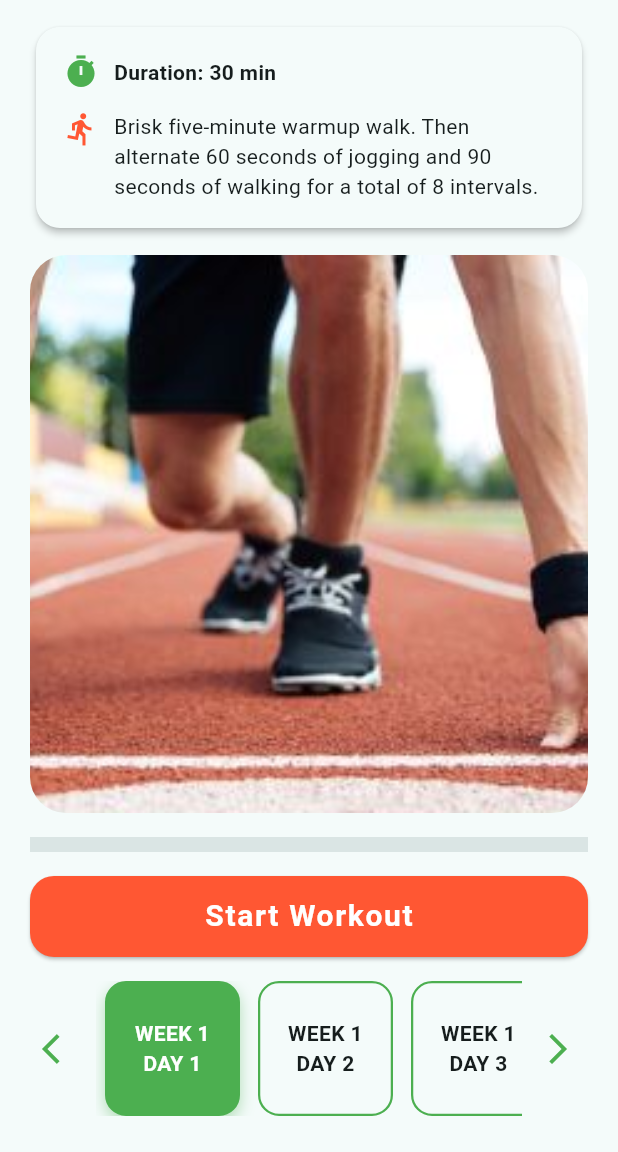
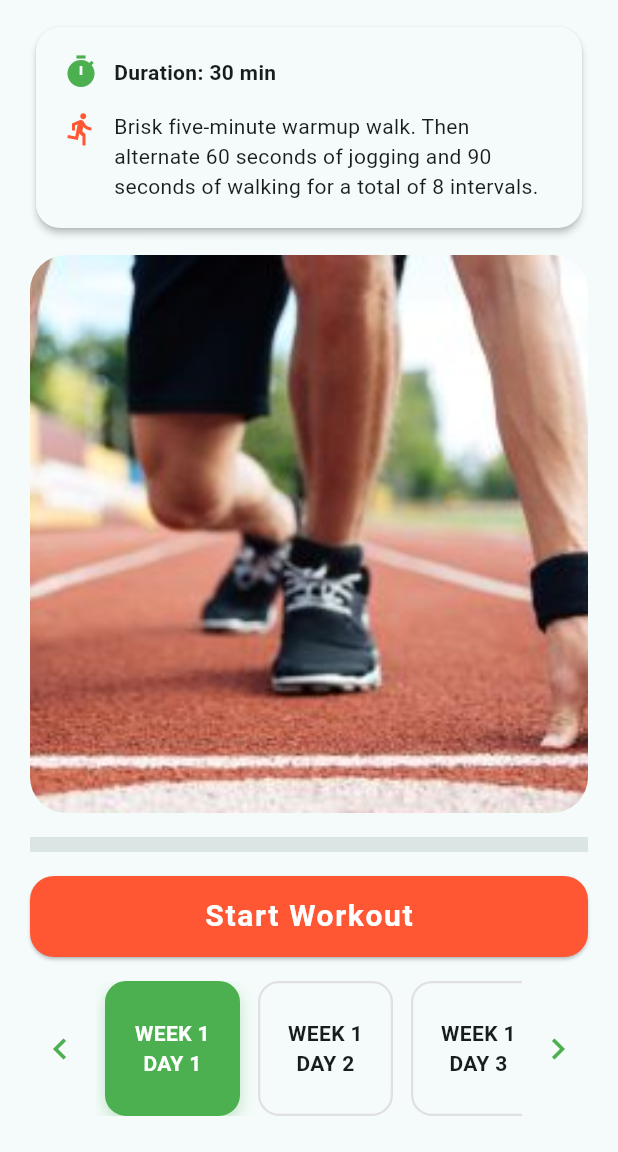
Before and after one commit to ejazhasnaat/zero_to_5k, a Flutter app: the screen it shows after launch, on a phone screen of 412 x 824 dp, the part 84-1236 px from its top. Run offline on Flutter 3.47's test engine with Material 3 defaults, Android fonts, the light colour scheme and no system bars; our stand-ins replace audioplayers, confetti, fl_chart, flutter_tts, geolocator, google_maps_flutter and 6 more; accounts and stored records are empty.

Commit message:
Updated main screen to fix cards carousal

```diff
--- a/lib/screens/main_run_screen.dart
+++ b/lib/screens/main_run_screen.dart
@@ -351,6 +351,104 @@ class _MainRunScreenState extends State<MainRunScreen> {
               ),
 
               // Day Selector with Navigation Arrows
+
+              GestureDetector(
+                onHorizontalDragEnd: (details) {
+                  if (details.primaryVelocity == null) return;
+
+                  if (details.primaryVelocity! < 0) {
+                    _navigateDay(1); // Swipe left → next
+                  } else if (details.primaryVelocity! > 0) {
+                    _navigateDay(-1); // Swipe right → previous
+                  }
+                },
+                child: Padding(
+                  padding: const EdgeInsets.only(bottom: 24, left: 16, right: 16),
+                  child: Row(
+                    children: [
+                      IconButton(
+                        icon: Icon(Icons.chevron_left, size: 28, color: AppColors.calmGreen),
+                        onPressed: () => _navigateDay(-1),
+                      ),
+                      Expanded(
+                        child: SizedBox(
+                          height: cardHeight,
+                          child: ListView.builder(
+                            controller: _scrollController,
+                            scrollDirection: Axis.horizontal,
+                            itemCount: dayLabels.length,
+                            itemBuilder: (context, index) {
+                              final isSelected = (index == selectedWeekIndex * 3 + selectedDayIndex);
+                              final isCompleted = (index <= lastCompletedDayIndex);
+
+                              final cardColor = isSelected
+                                  ? AppColors.calmGreen
+                                  : isCompleted
+                                      ? colorScheme.secondary.withOpacity(0.15)
+                                      : theme.cardColor;
+
+                              final borderColor = isSelected
+                                  ? AppColors.calmGreen
+                                  : isCompleted
+                                      ? AppColors.warmOrange
+                                      : Colors.grey.shade300;
+
+                              final textColor = isSelected || isCompleted
+                                  ? colorScheme.onPrimary
+                                  : theme.textTheme.bodyMedium?.color;
+
+                              return GestureDetector(
+                                onTap: () => _onDayCardTap(index),
+                                child: AnimatedContainer(
+                                  duration: const Duration(milliseconds: 300),
+                                  width: cardWidth,
+                                  margin: const EdgeInsets.symmetric(horizontal: 6),
+                                  decoration: BoxDecoration(
+                                    color: cardColor,
+                                    borderRadius: BorderRadius.circular(14),
+                                    border: Border.all(
+                                      color: borderColor,
+                                      width: isSelected ? 2.5 : 1.5,
+                                    ),
+                                    boxShadow: isSelected
+                                        ? [
+                                            BoxShadow(
+                                              color: AppColors.calmGreen.withOpacity(0.3),
+                                              blurRadius: 8,
+                                              offset: const Offset(0, 4),
+                                            )
+                                          ]
+                                        : [],
+                                  ),
+                                  padding: const EdgeInsets.all(12),
+                                  child: Center(
+                                    child: Text(
+                                      dayLabels[index],
+                                      textAlign: TextAlign.center,
+                                      style: TextStyle(
+                                        color: textColor,
+                                        fontWeight: FontWeight.bold,
+                                        fontSize: 14,
+                                      ),
+                                    ),
+                                  ),
+                                ),
+                              );
+                            },
+                          ),
+                        ),
+                      ),
+                      IconButton(
+                        icon: Icon(Icons.chevron_right, size: 28, color: AppColors.calmGreen),
+                        onPressed: () => _navigateDay(1),
+                      ),
+                    ],
+                  ),
+                ),
+              ),
+
+
+              /*
               Padding(
                 padding: const EdgeInsets.only(bottom: 24, left: 16, right: 16),
                 child: Row(
@@ -426,6 +524,7 @@ class _MainRunScreenState extends State<MainRunScreen> {
                   ],
                 ),
               ),
+              */
             ],
           ),
 
```
